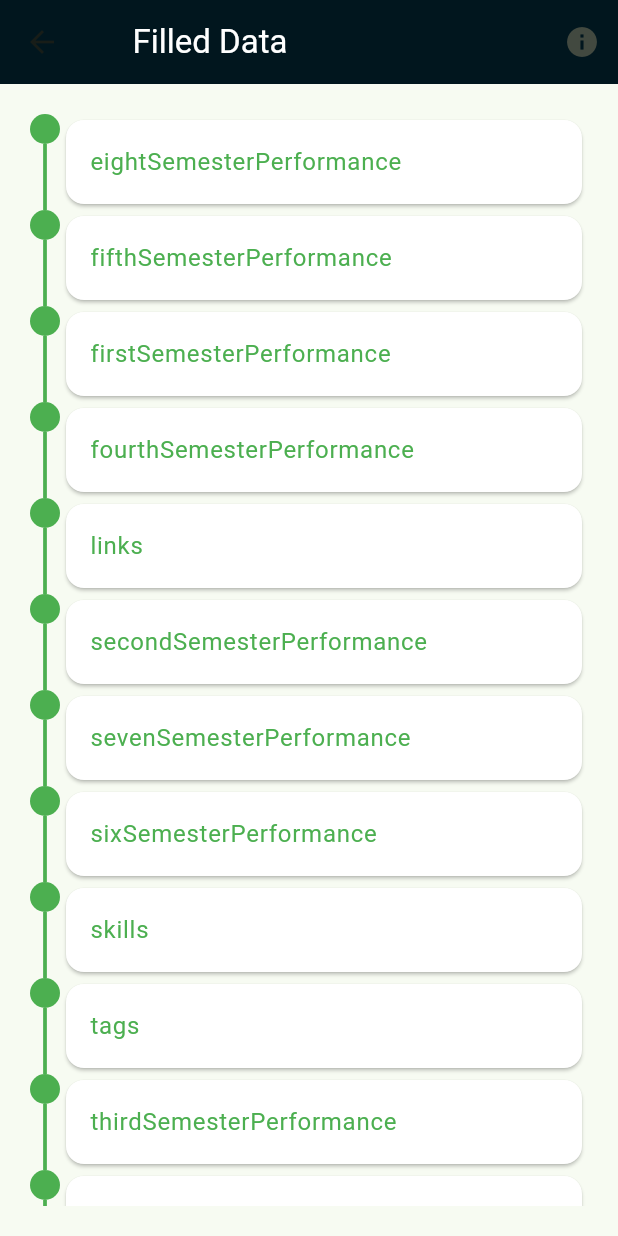
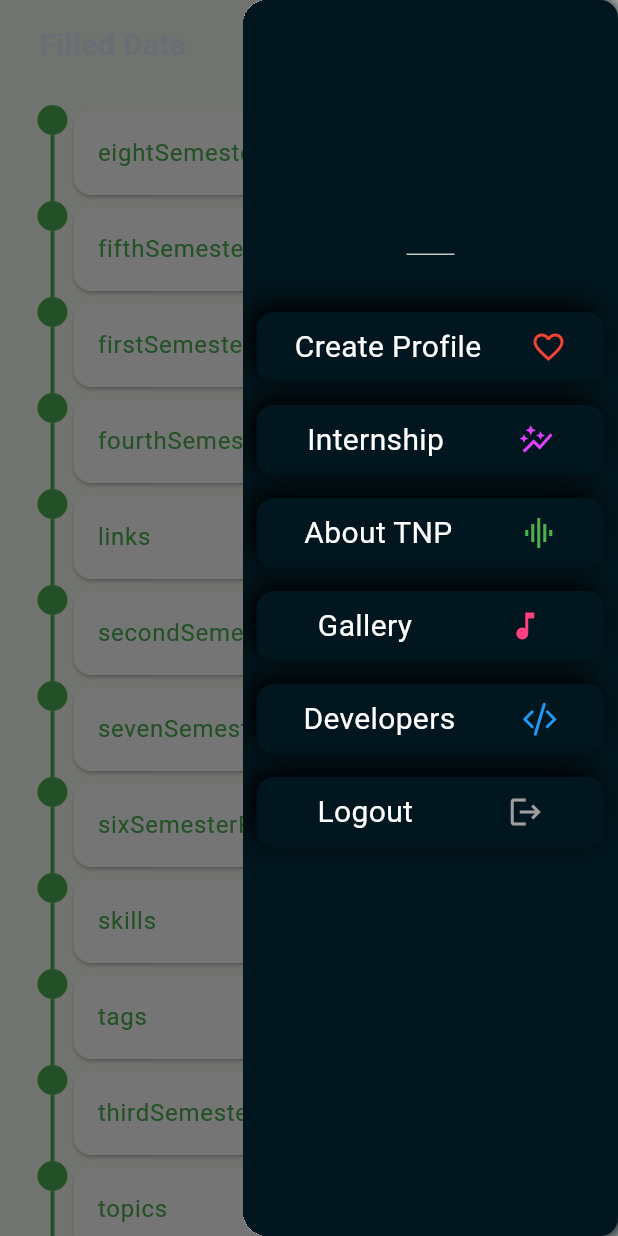
Before and after one commit to Vaibhavyadav350/tnp_kiit, a Flutter app: the TimelineScreen screen opened directly, with the side drawer open (before the commit the screen has no drawer), on a phone screen of 412 x 824 dp. Run offline on Flutter 3.47's test engine with Material 3 defaults, Android fonts, the phone set to English and light mode, and no system bars; drawn by our look-alikes of timelines; our stand-ins replace awesome_snackbar_content, cloud_firestore, file_picker, firebase_auth, firebase_core, firebase_storage and 6 more; missing offline and left inert: flutter_slimy_card, inkblob_navigation_bar; accounts and stored records are empty; network calls fail; project files that could hold a hidden picture were left out.

Commit message:
bugs solved

```diff
--- a/lib/navigation/bottomapp.dart
+++ b/lib/navigation/bottomapp.dart
@@ -67,6 +67,7 @@ class _MyBottomNavBarState extends State<MyBottomNavBar> {
               });
             }
           },
+          physics: NeverScrollableScrollPhysics(),
           children:  <Widget>[
             UploadProjectPage(),
             SocialFeed(),
--- a/lib/navigation/drawer.dart
+++ b/lib/navigation/drawer.dart
@@ -169,6 +169,10 @@ class SideDrawer extends StatelessWidget {
                   //   MaterialPageRoute(builder: (context) => const BasicProfile()),
                   // );
                 },
+                child: GestureDetector(
+                  onTap: ()async{
+                    await FirebaseAuth.instance.signOut();
+                  },
                   child: const NeoBox(
                       child: Row(
                     mainAxisAlignment: MainAxisAlignment.spaceAround,
@@ -184,6 +188,7 @@ class SideDrawer extends StatelessWidget {
                     ],
                   )),
                 ),
+              ),
             ],
           )),
         ));
--- a/lib/theme/neo_box.dart
+++ b/lib/theme/neo_box.dart
@@ -150,7 +150,10 @@ class MatTextButton extends StatelessWidget {
   @override
   Widget build(BuildContext context) {
     return Center(
-      child: padWrap(TextButton(
+      child: padWrap(Container(
+
+        width: 200,
+        child: TextButton(
           style: ButtonStyle(
             shape: MaterialStateProperty.all(RoundedRectangleBorder()),
             padding: MaterialStateProperty.all(EdgeInsets.zero),
@@ -162,6 +165,7 @@ class MatTextButton extends StatelessWidget {
                 Icon(icon, color: Theme.of(context).primaryColor),
               ]),
               color: (isSubmit) ? greenHighlight : darkHighlight),
+        ),
       )),
     );
   }
--- a/lib/user/member/setting/timeline.dart
+++ b/lib/user/member/setting/timeline.dart
@@ -1,5 +1,7 @@
+import 'package:fluentui_system_icons/fluentui_system_icons.dart';
 import 'package:flutter/material.dart';
 import 'package:cloud_firestore/cloud_firestore.dart';
+import 'package:kiit_connect/navigation/drawer.dart';
 import 'package:kiit_connect/theme/colors.dart';
 import 'package:kiit_connect/user/member/chat/vybutton_.dart';
 import 'package:timelines/timelines.dart';
@@ -13,6 +15,11 @@ class TimelineScreen extends StatefulWidget {
 bool valid = false;
 
 class _TimelineScreenState extends State<TimelineScreen> {
+  GlobalKey<ScaffoldState> _scaffoldKey = GlobalKey<ScaffoldState>();
+
+  void _openDrawer() {
+    _scaffoldKey.currentState?.openEndDrawer();
+  }
   Future<DocumentSnapshot<Map<String, dynamic>>> _fetchTimelineData() async {
     return FirebaseFirestore.instance
         .collection('StudentInfo')
@@ -48,21 +55,30 @@ class _TimelineScreenState extends State<TimelineScreen> {
   Widget build(BuildContext context) {
     return SafeArea(
       child: Scaffold(
-        appBar: AppBar(
-          backgroundColor: darkShadow,
-          title: Text(
-            "   Filled Data",
-            style: TextStyle(color: Colors.white),
-          ),
-          actions: [IconButton(onPressed: () {}, icon: Icon(Icons.info))],
-        ),
-        body: Padding(
-          padding: const EdgeInsets.symmetric(horizontal: 20, vertical: 20),
-          child: SingleChildScrollView(
+        endDrawer: SideDrawer(),
+        key: _scaffoldKey,
+        body: SingleChildScrollView(
           physics: BouncingScrollPhysics(),
           child: Column(
             children: [
-                FutureBuilder<DocumentSnapshot<Map<String, dynamic>>>(
+              Row(
+                mainAxisAlignment: MainAxisAlignment.spaceBetween,
+                children: [
+                  Text("     Filled Data", style: textTitle(context)),
+                  SizedBox(
+                    height: 60,
+
+                    child:IconButton(
+                      icon: Icon(FluentIcons.list_rtl_20_filled,color: Colors.white,),
+                      onPressed:_openDrawer,
+
+                    ),
+                  ),
+                ],
+              ),
+              Padding(
+                padding: const EdgeInsets.symmetric(horizontal: 25,vertical: 10),
+                child: FutureBuilder<DocumentSnapshot<Map<String, dynamic>>>(
                   future: _fetchTimelineData(),
                   builder: (context, snapshot) {
                     if (snapshot.connectionState == ConnectionState.waiting) {
@@ -118,6 +134,7 @@ class _TimelineScreenState extends State<TimelineScreen> {
                       );
                     }
                   },
+                ),
               ),
               if (valid)
                 VyButton("Data Sent for Validation!", Icons.upcoming, () {}),
@@ -199,7 +216,6 @@ class _TimelineScreenState extends State<TimelineScreen> {
           ),
         ),
       ),
-      ),
     );
   }
 }
```
Also changed, not shown: lib/user/member/basicprofile.dart (+29 -9 lines), lib/user/member/job/jobposting.dart (+13 -6 lines), 1 other file. Lines whose indentation alone changed are shown as unchanged.
